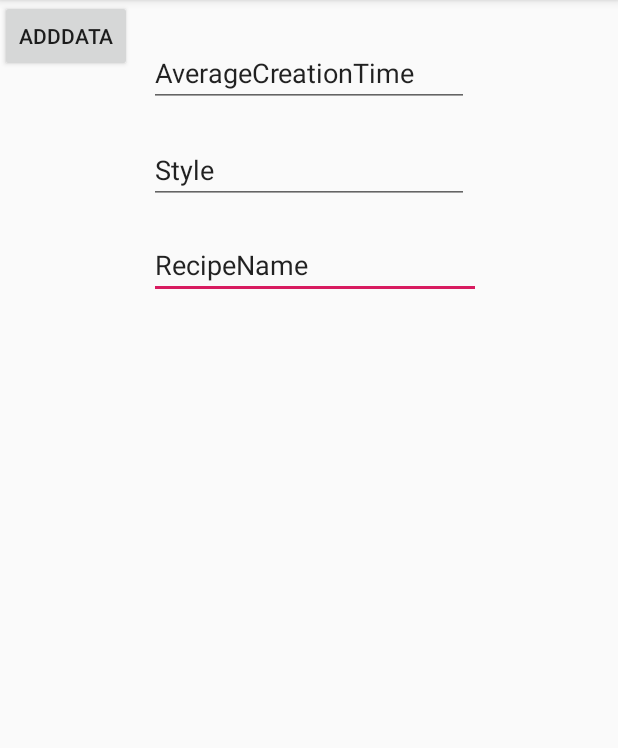
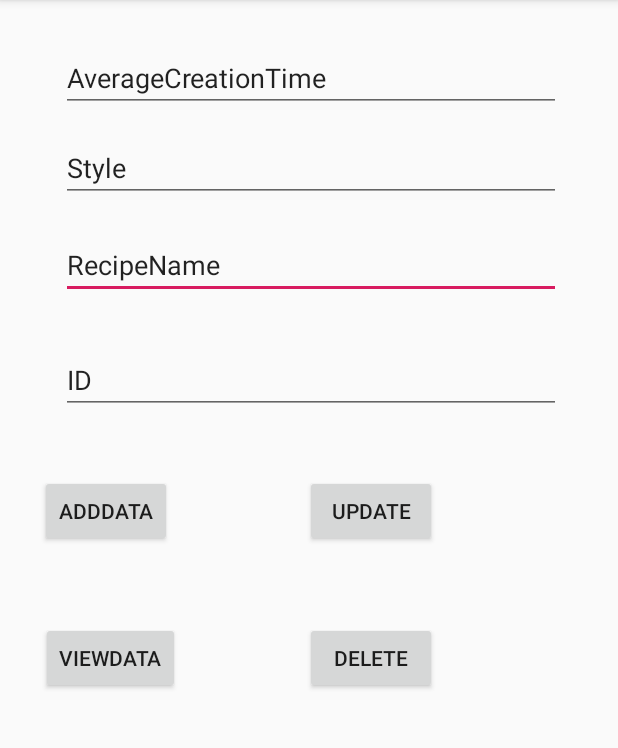
Before and after one commit to maciek98s/Code, an Android app: the screen it shows after launch (MainActivity), on a phone screen of 412 x 824 dp, the part 84-832 px from its top. Run offline under Robolectric (Android 15) with nearby library versions, the phone set to English and light mode, and no system bars.

Commit message:
CRUD fully functional

```diff
--- a/MobileDevAssignment/app/src/main/java/com/example/assignment/MainActivity.java
+++ b/MobileDevAssignment/app/src/main/java/com/example/assignment/MainActivity.java
@@ -1,7 +1,9 @@
 package com.example.assignment;
 
+import androidx.appcompat.app.AlertDialog;
 import androidx.appcompat.app.AppCompatActivity;
 
+import android.database.Cursor;
 import android.os.Bundle;
 import android.view.View;
 import android.widget.*;
@@ -9,8 +11,11 @@ import android.widget.*;
 public class MainActivity extends AppCompatActivity {
 
     DatabaseHelper myDB;
-    EditText editRecipe,editStyle,editAverageCreationTime;
+    EditText editID,editRecipe,editStyle,editAverageCreationTime;
     Button btnAddData;
+    Button btnViewALL;
+    Button btnUpdate;
+    Button btnDelete;
 
     @Override
     protected void onCreate(Bundle savedInstanceState) {
@@ -18,12 +23,18 @@ public class MainActivity extends AppCompatActivity {
         setContentView(R.layout.activity_main);
         myDB = new DatabaseHelper(this);
 
+        editID = (EditText)findViewById(R.id.editText_ID);
         editRecipe = (EditText)findViewById(R.id.editText_Recipe);
         editStyle = (EditText)findViewById(R.id.editText_Style);
         editAverageCreationTime = (EditText)findViewById(R.id.editText_Average);
         btnAddData = (Button)findViewById(R.id.buttonAdd);
+        btnViewALL = (Button)findViewById(R.id.buttonView);
+        btnUpdate = (Button)findViewById(R.id.buttonUpd);
+        btnDelete = (Button)findViewById(R.id.buttonDlt);
         AddData();
-
+        ViewALL();
+        Update();
+        Delete();
     }
 
     public void AddData(){
@@ -45,4 +56,85 @@ public class MainActivity extends AppCompatActivity {
 
                 );
     }
+
+    public void ViewALL()
+    {
+        btnViewALL.setOnClickListener(
+                new View.OnClickListener() {
+                    @Override
+                    public void onClick(View v) {
+                        Cursor result = myDB.showAllData();
+                        if(result.getCount() == 0)
+                        {
+                            //show meessage
+                            showMessage("Error","No data");
+                            return;
+                        }
+
+                        StringBuffer buffer = new StringBuffer();
+                        while (result.moveToNext())
+                        {
+                            buffer.append("ID : " + result.getString(0)+"\n");
+                            buffer.append("Recipe : " + result.getString(1)+"\n");
+                            buffer.append("Style : " + result.getString(2)+"\n");
+                            buffer.append("AverageCreationTime : " + result.getString(3)+"\n");
+                        }
+                        //show all
+                        showMessage("All recipes",buffer.toString());
+                    }
+                }
+
+
+
+        );
+    }
+
+    public void Update()
+    {
+        btnUpdate.setOnClickListener(
+                new View.OnClickListener() {
+                    @Override
+                    public void onClick(View v) {
+                        boolean Update = myDB.updateData(editID.getText().toString(),editRecipe.getText().toString(),editStyle.getText().toString(),editAverageCreationTime.getText().toString());
+
+                        if (Update == true)
+                        {
+                            Toast.makeText(MainActivity.this,"Data Updated",Toast.LENGTH_LONG).show();
+                        }
+                        else
+                        {
+                            Toast.makeText(MainActivity.this,"Data Not Updated",Toast.LENGTH_LONG).show();
+                        }
+                    }
+                }
+
+        );
+    }
+
+    public void Delete(){
+        btnDelete.setOnClickListener(
+                new View.OnClickListener() {
+                    @Override
+                    public void onClick(View v) {
+                        int deletedRows = myDB.delete(editID.getText().toString());
+                        if(deletedRows > 0)
+                            Toast.makeText(MainActivity.this,"Data Deleted",Toast.LENGTH_LONG).show();
+                        else
+                            Toast.makeText(MainActivity.this,"Data not Deleted",Toast.LENGTH_LONG).show();
+                    }
+                }
+
+
+        );
+
+    }
+
+    public void showMessage(String title,String message)
+    {
+        AlertDialog.Builder builder = new AlertDialog.Builder(this);
+        builder.setCancelable(true);
+        builder.setTitle(title);
+        builder.setMessage(message);
+        builder.show();
+    }
 }
--- a/MobileDevAssignment/app/src/main/res/layout/activity_main.xml
+++ b/MobileDevAssignment/app/src/main/res/layout/activity_main.xml
@@ -8,49 +8,106 @@
 
     <EditText
         android:id="@+id/editText_Recipe"
-        android:layout_width="221dp"
-        android:layout_height="43dp"
+        android:layout_width="500px"
+        android:layout_height="41dp"
         android:ems="10"
         android:inputType="textPersonName"
         android:text="RecipeName"
         app:layout_constraintBottom_toBottomOf="parent"
         app:layout_constraintEnd_toEndOf="parent"
-        app:layout_constraintHorizontal_bias="0.521"
+        app:layout_constraintHorizontal_bias="0.52"
         app:layout_constraintStart_toStartOf="parent"
         app:layout_constraintTop_toTopOf="parent"
-        app:layout_constraintVertical_bias="0.215" />
+        app:layout_constraintVertical_bias="0.217" />
 
     <EditText
         android:id="@+id/editText_Style"
-        android:layout_width="wrap_content"
-        android:layout_height="wrap_content"
+        android:layout_width="500px"
+        android:layout_height="41dp"
         android:ems="10"
         android:inputType="textPersonName"
         android:text="Style"
         app:layout_constraintBottom_toBottomOf="parent"
         app:layout_constraintEnd_toEndOf="parent"
+        app:layout_constraintHorizontal_bias="0.52"
         app:layout_constraintStart_toStartOf="parent"
         app:layout_constraintTop_toTopOf="parent"
-        app:layout_constraintVertical_bias="0.125" />
+        app:layout_constraintVertical_bias="0.128" />
 
     <EditText
         android:id="@+id/editText_Average"
-        android:layout_width="wrap_content"
-        android:layout_height="wrap_content"
+        android:layout_width="500px"
+        android:layout_height="41dp"
         android:ems="10"
         android:inputType="textPersonName"
         android:text="AverageCreationTime"
         app:layout_constraintBottom_toBottomOf="parent"
         app:layout_constraintEnd_toEndOf="parent"
+        app:layout_constraintHorizontal_bias="0.52"
         app:layout_constraintStart_toStartOf="parent"
         app:layout_constraintTop_toTopOf="parent"
-        app:layout_constraintVertical_bias="0.036" />
+        app:layout_constraintVertical_bias="0.046" />
 
     <Button
         android:id="@+id/buttonAdd"
         android:layout_width="wrap_content"
         android:layout_height="wrap_content"
         android:text="AddData"
-        tools:layout_editor_absoluteX="102dp"
-        tools:layout_editor_absoluteY="236dp" />
+        app:layout_constraintBottom_toBottomOf="parent"
+        app:layout_constraintEnd_toEndOf="parent"
+        app:layout_constraintHorizontal_bias="0.083"
+        app:layout_constraintStart_toStartOf="parent"
+        app:layout_constraintTop_toTopOf="parent"
+        app:layout_constraintVertical_bias="0.44" />
+
+    <Button
+        android:id="@+id/buttonView"
+        android:layout_width="wrap_content"
+        android:layout_height="wrap_content"
+        android:text="ViewData"
+        app:layout_constraintBottom_toBottomOf="parent"
+        app:layout_constraintEnd_toEndOf="parent"
+        app:layout_constraintHorizontal_bias="0.085"
+        app:layout_constraintStart_toStartOf="parent"
+        app:layout_constraintTop_toTopOf="parent"
+        app:layout_constraintVertical_bias="0.576" />
+
+    <Button
+        android:id="@+id/buttonUpd"
+        android:layout_width="wrap_content"
+        android:layout_height="wrap_content"
+        android:text="Update"
+        app:layout_constraintBottom_toBottomOf="parent"
+        app:layout_constraintEnd_toEndOf="parent"
+        app:layout_constraintHorizontal_bias="0.628"
+        app:layout_constraintStart_toStartOf="parent"
+        app:layout_constraintTop_toTopOf="parent"
+        app:layout_constraintVertical_bias="0.44" />
+
+    <EditText
+        android:id="@+id/editText_ID"
+        android:layout_width="500px"
+        android:layout_height="wrap_content"
+        android:ems="10"
+        android:inputType="textPersonName"
+        android:text="ID"
+        app:layout_constraintBottom_toBottomOf="parent"
+        app:layout_constraintEnd_toEndOf="parent"
+        app:layout_constraintHorizontal_bias="0.52"
+        app:layout_constraintStart_toStartOf="parent"
+        app:layout_constraintTop_toTopOf="parent"
+        app:layout_constraintVertical_bias="0.319" />
+
+    <Button
+        android:id="@+id/buttonDlt"
+        android:layout_width="wrap_content"
+        android:layout_height="wrap_content"
+        android:text="Delete"
+        app:layout_constraintBottom_toBottomOf="parent"
+        app:layout_constraintEnd_toEndOf="parent"
+        app:layout_constraintHorizontal_bias="0.628"
+        app:layout_constraintStart_toStartOf="parent"
+        app:layout_constraintTop_toTopOf="parent"
+        app:layout_constraintVertical_bias="0.576" />
+
 </androidx.constraintlayout.widget.ConstraintLayout>
```
Also changed, not shown: MobileDevAssignment/app/src/main/java/com/example/assignment/DatabaseHelper.java (+31 -0 lines).
